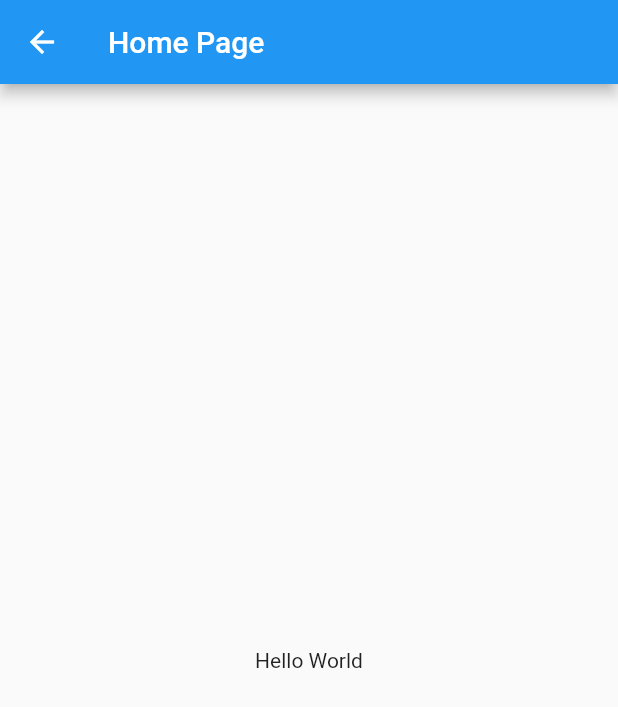
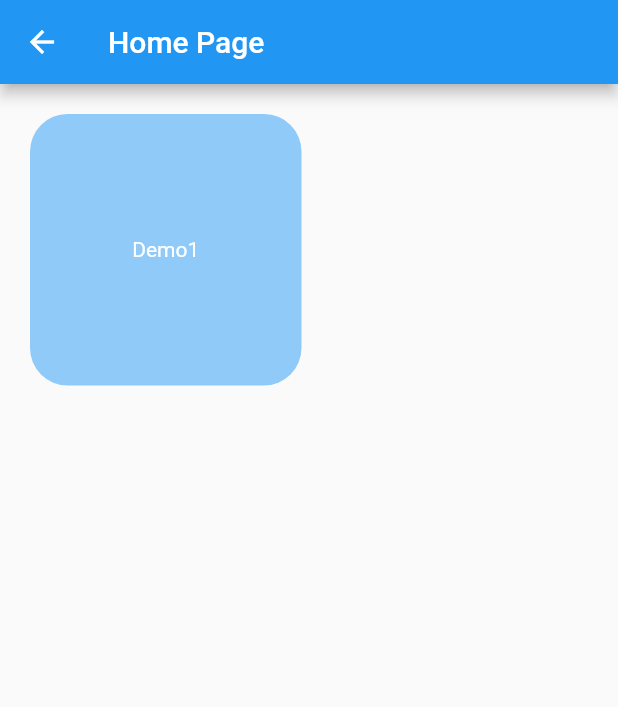
Before and after one commit to baseFramework/flutter_myapp, a Flutter app: the BootPage screen opened by its route, on a phone screen of 412 x 824 dp. Shown: the top 707 px of the screen. Run offline on Flutter 3.47's test engine with Material 2 defaults, Android fonts, the phone set to English and light mode, and no system bars; our stand-ins replace fluro; missing offline and left inert: flustars; statements that could not run were skipped.

Commit message:
【UPD】shjian04 编写目录首页与路由配置
shjian04 编写目录首页与路由配置

```diff
--- a/lib/pages/boot_page.dart
+++ b/lib/pages/boot_page.dart
@@ -1,4 +1,5 @@
 import 'package:flutter/material.dart';
+import 'package:flutter_myapp/routers/application.dart';
 
 class BootPage extends StatefulWidget {
   @override
@@ -14,7 +15,54 @@ class _BootPageState extends State<BootPage> {
       ),
       body: Container(
         alignment: Alignment.center,
-        child: Text('Hello World'),
+        child: GridView.count(
+          primary: false,
+          padding: const EdgeInsets.all(20),
+          crossAxisSpacing: 10,
+          mainAxisSpacing: 10,
+          crossAxisCount: 2,
+          children: <Widget>[
+            Ink(
+              //设置背景
+              decoration: new BoxDecoration(
+                //背景
+                color: Colors.blue[200],
+                //设置四周圆角 角度
+                borderRadius: BorderRadius.all(Radius.circular(25.0)),
+              ),
+              child: new InkResponse(
+                borderRadius: new BorderRadius.all(new Radius.circular(25.0)),
+                //点击或者toch控件高亮时显示的控件在控件上层,水波纹下层
+                //    highlightColor: Colors.deepPurple,
+                //点击或者toch控件高亮的shape形状
+                //  highlightShape: BoxShape.rectangle,
+                //.InkResponse内部的radius这个需要注意的是，我们需要半径大于控件的宽，如果radius过小，显示的水波纹就是一个很小的圆，
+                //水波纹的半径
+                radius: 300.0,
+                //水波纹的颜色
+                splashColor: Colors.yellow,
+                //true表示要剪裁水波纹响应的界面 false不剪裁 如果控件是圆角不剪裁的话水波纹是矩形
+                containedInkWell: true,
+                //点击事件
+                onTap: () async {
+                  print("click");
+                  // await new Future.delayed(new Duration(milliseconds: 1000));
+                  Application.router.navigateTo(context, '/demo1');
+                },
+                child: Container(
+                  //设置 child 居中
+                  alignment: Alignment(0, 0),
+                  height: 50,
+                  width: 300,
+                  child: Text(
+                    'Demo1',
+                    style: TextStyle(color: Colors.white),
+                  ),
+                ),
+              ),
+            ),
+          ],
+        ),
       ),
     );
   }
--- /dev/null
+++ b/lib/routers/application.dart
@@ -0,0 +1,5 @@
+import 'package:fluro/fluro.dart';
+
+class Application{
+  static Router router;
+}
--- /dev/null
+++ b/lib/routers/router_handler.dart
@@ -0,0 +1,10 @@
+import 'package:flutter/material.dart';
+import 'package:fluro/fluro.dart';
+import 'package:flutter_myapp/pages/demo/demo1_page.dart';
+
+
+Handler demo1Handler =Handler(
+  handlerFunc: (BuildContext context,Map<String,List<String>> params){
+     return Demo1Page();
+  }
+);
--- /dev/null
+++ b/lib/routers/routes.dart
@@ -0,0 +1,18 @@
+import 'package:flutter/material.dart';
+import './router_handler.dart';
+import 'package:fluro/fluro.dart';
+
+class Routes{
+  static String root='/';
+  static String demo1Page = '/demo1';
+  static void configureRoutes(Router router){
+    router.notFoundHandler= new Handler(
+      handlerFunc: (BuildContext context,Map<String,List<String>> params){
+        print('ERROR====>ROUTE WAS NOT FONUND!!!');
+      }
+    );
+
+    router.define(demo1Page,handler:demo1Handler);
+  }
+
+}
```
Also changed, not shown: lib/main.dart (+9 -0 lines), lib/pages/demo/demo1_page.dart (added, +18 -0 lines).
